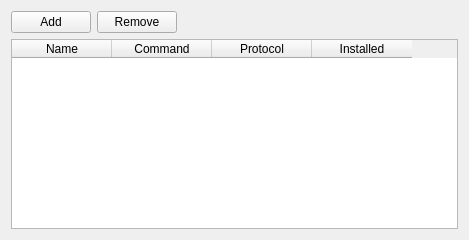
First picture: the form in src/enginesettings.ui, repository KDE/knights, before the edit.
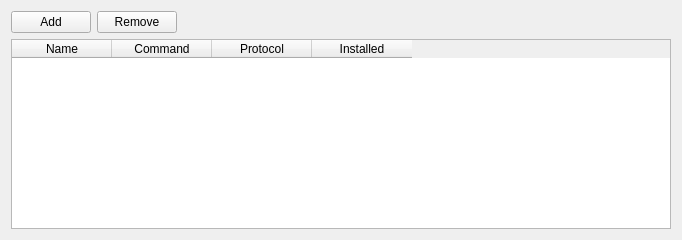
Second picture: the form after the edit. Custom widgets are drawn as their Qt base class.

Commit message: Update the version number and documentation

```diff
--- a/src/enginesettings.ui
+++ b/src/enginesettings.ui
@@ -6,7 +6,7 @@
    <rect>
     <x>0</x>
     <y>0</y>
-    <width>469</width>
+    <width>682</width>
     <height>240</height>
    </rect>
   </property>
```
The commit also changes 2 other files.
